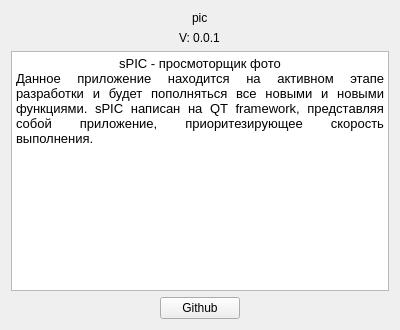
The window that info_window.ui (perforator-coder/spic---Simple-Picture-viwer) describes before a commit, drawn with Qt 5.
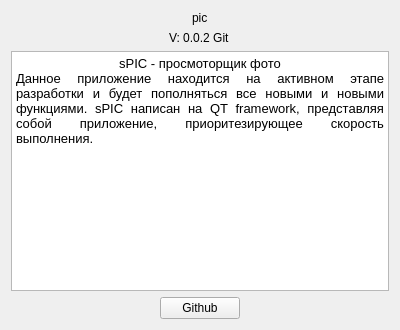
The same window after the commit.

Commit message: Изменена версия в об приложении 0.0.2 Git

The edit to the form file:
```diff
--- a/info_window.ui
+++ b/info_window.ui
@@ -81,7 +81,7 @@
       <string notr="true">font: 700 10pt &quot;DejaVu Sans Condensed&quot;;</string>
      </property>
      <property name="text">
-      <string>V: 0.0.1</string>
+      <string>V: 0.0.2 Git</string>
      </property>
     </widget>
    </item>
```
